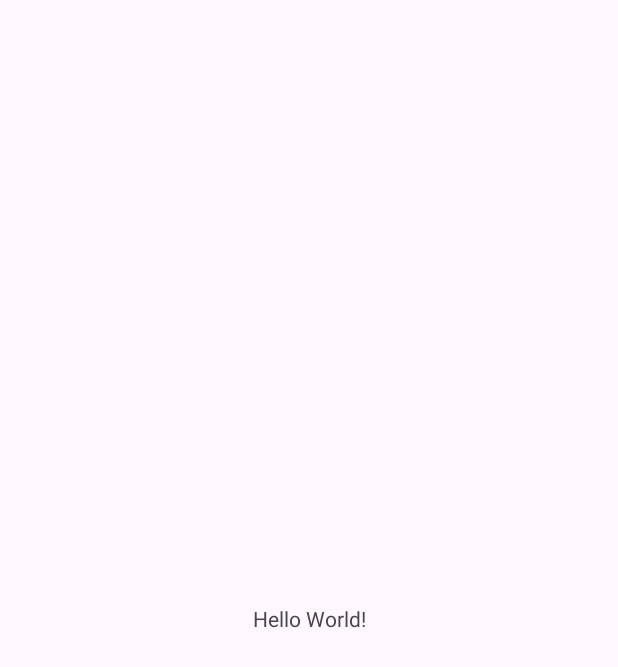
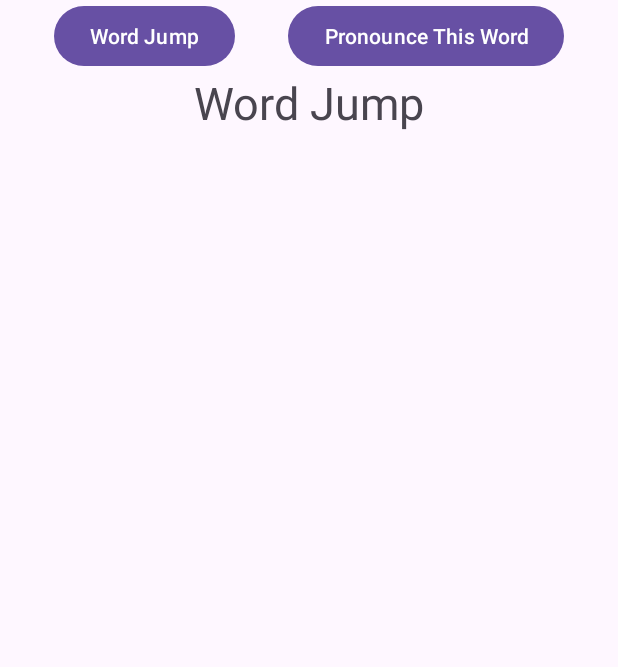
Before and after one commit to msyed03/CS175ProjectGroup6, an Android app: the screen it shows after launch (MainActivity), on a phone screen of 412 x 824 dp. Before the commit the part shown is almost empty. Shown: the top 667 px of the screen. Run offline under Robolectric (Android 15) with nearby library versions, the phone set to English and light mode, and no system bars.

Commit message:
:sparkles: added toggling between word jump and pronounce this word fragments

```diff
--- a/app/build.gradle.kts
+++ b/app/build.gradle.kts
@@ -5,6 +5,10 @@ plugins {
 android {
     namespace = "edu.sjsu.android.cs175projectgroup6"
     compileSdk = 35
+
+    buildFeatures {
+        viewBinding = true
+    }
 
     defaultConfig {
         applicationId = "edu.sjsu.android.cs175projectgroup6"
--- a/app/src/main/java/edu/sjsu/android/cs175projectgroup6/MainActivity.java
+++ b/app/src/main/java/edu/sjsu/android/cs175projectgroup6/MainActivity.java
@@ -1,24 +1,69 @@
 package edu.sjsu.android.cs175projectgroup6;
 
+import android.content.ContentValues;
 import android.os.Bundle;
+import android.view.View;
+import android.widget.Toast;
 
 import androidx.activity.EdgeToEdge;
 import androidx.appcompat.app.AppCompatActivity;
 import androidx.core.graphics.Insets;
 import androidx.core.view.ViewCompat;
 import androidx.core.view.WindowInsetsCompat;
+import androidx.fragment.app.Fragment;
+import androidx.fragment.app.FragmentManager;
+import androidx.fragment.app.FragmentTransaction;
+
+import edu.sjsu.android.cs175projectgroup6.databinding.ActivityMainBinding;
 
 public class MainActivity extends AppCompatActivity {
+
+    private ActivityMainBinding binding;
+    private FragmentManager fragmentManager = getSupportFragmentManager();
+    Fragment wordJump = new WordJump();
+    Fragment pronounceThisWord = new PronounceThisWord();
 
     @Override
     protected void onCreate(Bundle savedInstanceState) {
         super.onCreate(savedInstanceState);
+
+        binding = ActivityMainBinding.inflate(getLayoutInflater());
+        View view = binding.getRoot();
+        setContentView(view);
         EdgeToEdge.enable(this);
-        setContentView(R.layout.activity_main);
+
+        FragmentTransaction fragmentTransaction = fragmentManager.beginTransaction();
+        fragmentTransaction
+                .replace(R.id.flFragment, wordJump)
+                .addToBackStack(null)
+                .commit();
+
+        binding.wordJumpFragment.setOnClickListener(this::switchToWordJump);
+        binding.pronounceWordFragment.setOnClickListener(this::switchToPronounceWord);
+
+        EdgeToEdge.enable(this);
         ViewCompat.setOnApplyWindowInsetsListener(findViewById(R.id.main), (v, insets) -> {
             Insets systemBars = insets.getInsets(WindowInsetsCompat.Type.systemBars());
             v.setPadding(systemBars.left, systemBars.top, systemBars.right, systemBars.bottom);
             return insets;
         });
     }
+
+    public void switchToWordJump(View view) {
+        FragmentTransaction fragmentTransaction = fragmentManager.beginTransaction();
+        fragmentTransaction
+                .replace(R.id.flFragment, wordJump)
+                .addToBackStack(null)
+                .commit();
+        Toast.makeText(this, "Switched to Word Jump", Toast.LENGTH_SHORT).show();
+    }
+
+    public void switchToPronounceWord(View view) {
+        FragmentTransaction fragmentTransaction = fragmentManager.beginTransaction();
+        fragmentTransaction
+                .replace(R.id.flFragment, pronounceThisWord)
+                .addToBackStack(null)
+                .commit();
+        Toast.makeText(this, "Switched to Pronounce This Word", Toast.LENGTH_SHORT).show();
+    }
 }
--- /dev/null
+++ b/app/src/main/java/edu/sjsu/android/cs175projectgroup6/PronounceThisWord.java
@@ -0,0 +1,64 @@
+package edu.sjsu.android.cs175projectgroup6;
+
+import android.os.Bundle;
+
+import androidx.fragment.app.Fragment;
+
+import android.view.LayoutInflater;
+import android.view.View;
+import android.view.ViewGroup;
+
+/**
+ * A simple {@link Fragment} subclass.
+ * Use the {@link PronounceThisWord#newInstance} factory method to
+ * create an instance of this fragment.
+ */
+public class PronounceThisWord extends Fragment {
+
+    // TODO: Rename parameter arguments, choose names that match
+    // the fragment initialization parameters, e.g. ARG_ITEM_NUMBER
+    private static final String ARG_PARAM1 = "param1";
+    private static final String ARG_PARAM2 = "param2";
+
+    // TODO: Rename and change types of parameters
+    private String mParam1;
+    private String mParam2;
+
+    public PronounceThisWord() {
+        // Required empty public constructor
+    }
+
+    /**
+     * Use this factory method to create a new instance of
+     * this fragment using the provided parameters.
+     *
+     * @param param1 Parameter 1.
+     * @param param2 Parameter 2.
+     * @return A new instance of fragment PronounceThisWord.
+     */
+    // TODO: Rename and change types and number of parameters
+    public static PronounceThisWord newInstance(String param1, String param2) {
+        PronounceThisWord fragment = new PronounceThisWord();
+        Bundle args = new Bundle();
+        args.putString(ARG_PARAM1, param1);
+        args.putString(ARG_PARAM2, param2);
+        fragment.setArguments(args);
+        return fragment;
+    }
+
+    @Override
+    public void onCreate(Bundle savedInstanceState) {
+        super.onCreate(savedInstanceState);
+        if (getArguments() != null) {
+            mParam1 = getArguments().getString(ARG_PARAM1);
+            mParam2 = getArguments().getString(ARG_PARAM2);
+        }
+    }
+
+    @Override
+    public View onCreateView(LayoutInflater inflater, ViewGroup container,
+                             Bundle savedInstanceState) {
+        // Inflate the layout for this fragment
+        return inflater.inflate(R.layout.fragment_pronounce_this_word, container, false);
+    }
+}
--- /dev/null
+++ b/app/src/main/java/edu/sjsu/android/cs175projectgroup6/WordJump.java
@@ -0,0 +1,64 @@
+package edu.sjsu.android.cs175projectgroup6;
+
+import android.os.Bundle;
+
+import androidx.fragment.app.Fragment;
+
+import android.view.LayoutInflater;
+import android.view.View;
+import android.view.ViewGroup;
+
+/**
+ * A simple {@link Fragment} subclass.
+ * Use the {@link WordJump#newInstance} factory method to
+ * create an instance of this fragment.
+ */
+public class WordJump extends Fragment {
+
+    // TODO: Rename parameter arguments, choose names that match
+    // the fragment initialization parameters, e.g. ARG_ITEM_NUMBER
+    private static final String ARG_PARAM1 = "param1";
+    private static final String ARG_PARAM2 = "param2";
+
+    // TODO: Rename and change types of parameters
+    private String mParam1;
+    private String mParam2;
+
+    public WordJump() {
+        // Required empty public constructor
+    }
+
+    /**
+     * Use this factory method to create a new instance of
+     * this fragment using the provided parameters.
+     *
+     * @param param1 Parameter 1.
+     * @param param2 Parameter 2.
+     * @return A new instance of fragment WordJump.
+     */
+    // TODO: Rename and change types and number of parameters
+    public static WordJump newInstance(String param1, String param2) {
+        WordJump fragment = new WordJump();
+        Bundle args = new Bundle();
+        args.putString(ARG_PARAM1, param1);
+        args.putString(ARG_PARAM2, param2);
+        fragment.setArguments(args);
+        return fragment;
+    }
+
+    @Override
+    public void onCreate(Bundle savedInstanceState) {
+        super.onCreate(savedInstanceState);
+        if (getArguments() != null) {
+            mParam1 = getArguments().getString(ARG_PARAM1);
+            mParam2 = getArguments().getString(ARG_PARAM2);
+        }
+    }
+
+    @Override
+    public View onCreateView(LayoutInflater inflater, ViewGroup container,
+                             Bundle savedInstanceState) {
+        // Inflate the layout for this fragment
+        return inflater.inflate(R.layout.fragment_word_jump, container, false);
+    }
+}
--- a/app/src/main/res/layout/activity_main.xml
+++ b/app/src/main/res/layout/activity_main.xml
@@ -5,15 +5,36 @@
     android:id="@+id/main"
     android:layout_width="match_parent"
     android:layout_height="match_parent"
+    android:orientation="vertical"
     tools:context=".MainActivity">
 
-    <TextView
+    <Button
+        android:id="@+id/wordJumpFragment"
         android:layout_width="wrap_content"
         android:layout_height="wrap_content"
-        android:text="Hello World!"
-        app:layout_constraintBottom_toBottomOf="parent"
-        app:layout_constraintEnd_toEndOf="parent"
+        android:text="Word Jump"
+        app:layout_constraintEnd_toStartOf="@+id/pronounceWordFragment"
+        app:layout_constraintHorizontal_bias="0.5"
         app:layout_constraintStart_toStartOf="parent"
         app:layout_constraintTop_toTopOf="parent" />
 
+    <Button
+        android:id="@+id/pronounceWordFragment"
+        android:layout_width="wrap_content"
+        android:layout_height="wrap_content"
+        android:text="Pronounce This Word"
+        app:layout_constraintEnd_toEndOf="parent"
+        app:layout_constraintHorizontal_bias="0.5"
+        app:layout_constraintStart_toEndOf="@+id/wordJumpFragment"
+        app:layout_constraintTop_toTopOf="parent" />
+
+    <FrameLayout
+        android:id="@+id/flFragment"
+        android:layout_width="match_parent"
+        android:layout_height="0dp"
+        app:layout_constraintBottom_toBottomOf="parent"
+        app:layout_constraintEnd_toEndOf="parent"
+        app:layout_constraintHorizontal_bias="0.5"
+        app:layout_constraintStart_toStartOf="parent"
+        app:layout_constraintTop_toBottomOf="@+id/wordJumpFragment" />
 </androidx.constraintlayout.widget.ConstraintLayout>
--- /dev/null
+++ b/app/src/main/res/layout/fragment_word_jump.xml
@@ -0,0 +1,19 @@
+<?xml version="1.0" encoding="utf-8"?>
+<androidx.constraintlayout.widget.ConstraintLayout xmlns:android="http://schemas.android.com/apk/res/android"
+    xmlns:app="http://schemas.android.com/apk/res-auto"
+    xmlns:tools="http://schemas.android.com/tools"
+    android:layout_width="match_parent"
+    android:layout_height="match_parent"
+    tools:context=".WordJump">
+
+    <TextView
+        android:id="@+id/wordJump"
+        android:layout_width="wrap_content"
+        android:layout_height="wrap_content"
+        android:text="@string/word_jump"
+        android:textSize="30sp"
+        app:layout_constraintEnd_toEndOf="parent"
+        app:layout_constraintStart_toStartOf="parent"
+        app:layout_constraintTop_toTopOf="parent" />
+
+</androidx.constraintlayout.widget.ConstraintLayout>
--- a/app/src/main/res/values/strings.xml
+++ b/app/src/main/res/values/strings.xml
@@ -1,3 +1,7 @@
 <resources>
     <string name="app_name">CS175ProjectGroup6</string>
+    <!-- TODO: Remove or change this placeholder text -->
+    <string name="hello_blank_fragment">Hello blank fragment</string>
+    <string name="pronounce_this_word">Pronounce this Word</string>
+    <string name="word_jump">Word Jump</string>
 </resources>
```
Also changed, not shown: app/src/main/res/layout/fragment_pronounce_this_word.xml (added, +14 -0 lines).
